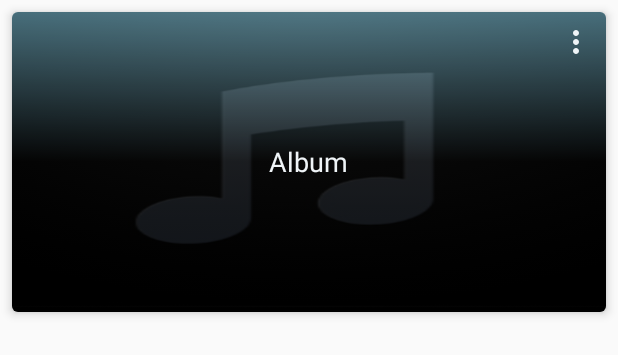
After one commit to Deepamgoel/AmpliFire, an Android app: the layout list_item_album.xml on its own in the app's theme, with its tools: preview values and no code run, on a phone screen of 412 x 824 dp. The commit adds this screen. Shown: the top 355 px of the screen. Run offline under Robolectric (Android 15) with nearby library versions, the phone set to English and light mode, and no system bars.

Commit message:
Added Album Fragment

```diff
--- a/app/src/main/java/com/example/deepamgoel/amplifire/activities/NowPlayingActivity.java
+++ b/app/src/main/java/com/example/deepamgoel/amplifire/activities/NowPlayingActivity.java
@@ -3,7 +3,6 @@ package com.example.deepamgoel.amplifire.activities;
 import android.content.Intent;
 import android.os.Bundle;
 import android.support.v7.app.AppCompatActivity;
-import android.util.Log;
 
 import com.example.deepamgoel.amplifire.R;
 import com.example.deepamgoel.amplifire.fragments.NowPlayingFragment;
@@ -17,9 +16,6 @@ public class NowPlayingActivity extends AppCompatActivity {
     protected void onCreate(Bundle savedInstanceState) {
         super.onCreate(savedInstanceState);
         setContentView(R.layout.activity_now_playing);
-        if (savedInstanceState != null)
-            Log.d("TAG", "SaveInstanceState: " + String.valueOf(savedInstanceState));
-
 
         NowPlayingFragment fragment =
                 (NowPlayingFragment) getSupportFragmentManager().
@@ -41,6 +37,5 @@ public class NowPlayingActivity extends AppCompatActivity {
     protected void onSaveInstanceState(Bundle outState) {
         super.onSaveInstanceState(outState);
         outState.putParcelable("song", song);
-        Log.d("TAG", "onSaveInstanceState: ");
     }
 }
--- /dev/null
+++ b/app/src/main/res/layout/list_item_album.xml
@@ -0,0 +1,60 @@
+<?xml version="1.0" encoding="utf-8"?>
+<android.support.v7.widget.CardView xmlns:android="http://schemas.android.com/apk/res/android"
+    xmlns:app="http://schemas.android.com/apk/res-auto"
+    xmlns:tools="http://schemas.android.com/tools"
+    android:layout_width="match_parent"
+    android:layout_height="@dimen/two_hundred_dp"
+    android:layout_margin="@dimen/eight_dp"
+    app:cardCornerRadius="@dimen/four_dp"
+    app:cardElevation="@dimen/four_dp">
+
+    <RelativeLayout
+        android:layout_width="match_parent"
+        android:layout_height="wrap_content"
+        android:background="@drawable/gradient">
+
+        <ImageView
+            android:id="@+id/album_image"
+            android:layout_width="match_parent"
+            android:layout_height="@dimen/two_hundred_dp"
+            android:alpha="0.2"
+            android:contentDescription="@string/album"
+            android:scaleType="fitXY"
+            tools:src="@drawable/default_art" />
+
+        <TextView
+            android:id="@+id/album_name"
+            android:layout_width="wrap_content"
+            android:layout_height="wrap_content"
+            android:layout_centerInParent="true"
+            android:layout_marginLeft="@dimen/eight_dp"
+            android:layout_marginStart="@dimen/eight_dp"
+            android:background="@android:color/transparent"
+            android:textAlignment="center"
+            android:textColor="@color/AliceBlue"
+            android:textSize="@dimen/eighteen_sp"
+            tools:text="@string/album" />
+
+
+        <LinearLayout
+            android:layout_width="match_parent"
+            android:layout_height="wrap_content"
+            android:gravity="end"
+            android:orientation="horizontal"
+            android:padding="@dimen/eight_dp">
+
+            <ImageButton
+                android:id="@+id/album_more"
+                android:layout_width="@dimen/twenty_four_dp"
+                android:layout_height="@dimen/twenty_four_dp"
+                android:background="@android:color/transparent"
+                android:contentDescription="@string/more"
+                android:scaleType="fitXY"
+                android:src="@drawable/more"
+                android:tint="@color/AliceBlue" />
+
+        </LinearLayout>
+
+    </RelativeLayout>
+
+</android.support.v7.widget.CardView>
```
Also changed, not shown: app/src/main/java/com/example/deepamgoel/amplifire/activities/MainActivity.java (+8 -1 lines), app/src/main/java/com/example/deepamgoel/amplifire/adapters/AlbumAdapter.java (added, +85 -0 lines), app/src/main/java/com/example/deepamgoel/amplifire/fragments/AlbumFragment.java (+99 -1 lines), app/src/main/java/com/example/deepamgoel/amplifire/fragments/NowPlayingFragment.java (+0 -7 lines), app/src/main/res/layout/fragment_album.xml (+4 -4 lines).
